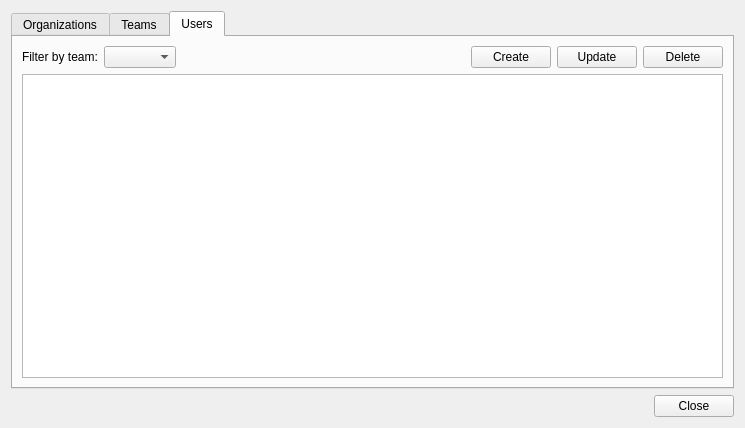
Above: core/ui/toolbars/cm/resources_management.ui from Giswater/giswater_qgis_plugin before the change. Below: the same form after it.
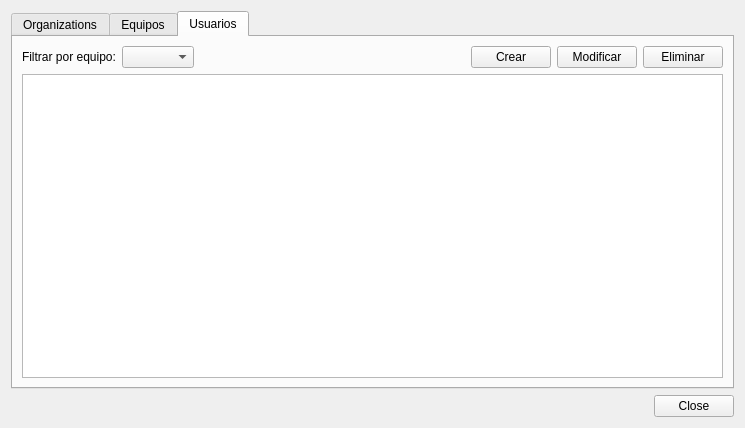
That is the form after the change. The open tabs and pages were chosen to show the change.

The edit to the form file:
```diff
--- a/core/ui/toolbars/cm/resources_management.ui
+++ b/core/ui/toolbars/cm/resources_management.ui
@@ -90,7 +90,7 @@
        </widget>
        <widget class="QWidget" name="tab_teams">
         <attribute name="title">
-         <string>Teams</string>
+         <string>Equipos</string>
         </attribute>
         <layout class="QGridLayout" name="gridLayout_2">
          <item row="0" column="0">
@@ -155,7 +155,7 @@
        </widget>
        <widget class="QWidget" name="tab_users">
         <attribute name="title">
-         <string>Users</string>
+         <string>Usuarios</string>
         </attribute>
         <layout class="QGridLayout" name="gridLayout_7">
          <item row="0" column="0">
@@ -163,14 +163,14 @@
            <item row="0" column="4">
             <widget class="QPushButton" name="btn_user_update">
              <property name="text">
-              <string>Update</string>
+              <string>Modificar</string>
              </property>
             </widget>
            </item>
            <item row="0" column="0">
             <widget class="QLabel" name="label_3">
              <property name="text">
-              <string>Filter by team:</string>
+              <string>Filtrar por equipo:</string>
              </property>
             </widget>
            </item>
@@ -190,14 +190,14 @@
            <item row="0" column="3">
             <widget class="QPushButton" name="btn_user_create">
              <property name="text">
-              <string>Create</string>
+              <string>Crear</string>
              </property>
             </widget>
            </item>
            <item row="0" column="5">
             <widget class="QPushButton" name="btn_user_delete">
              <property name="text">
-              <string>Delete</string>
+              <string>Eliminar</string>
              </property>
             </widget>
            </item>
```
Left out of the diff: 4 changed lines with no effect on the pictures.
